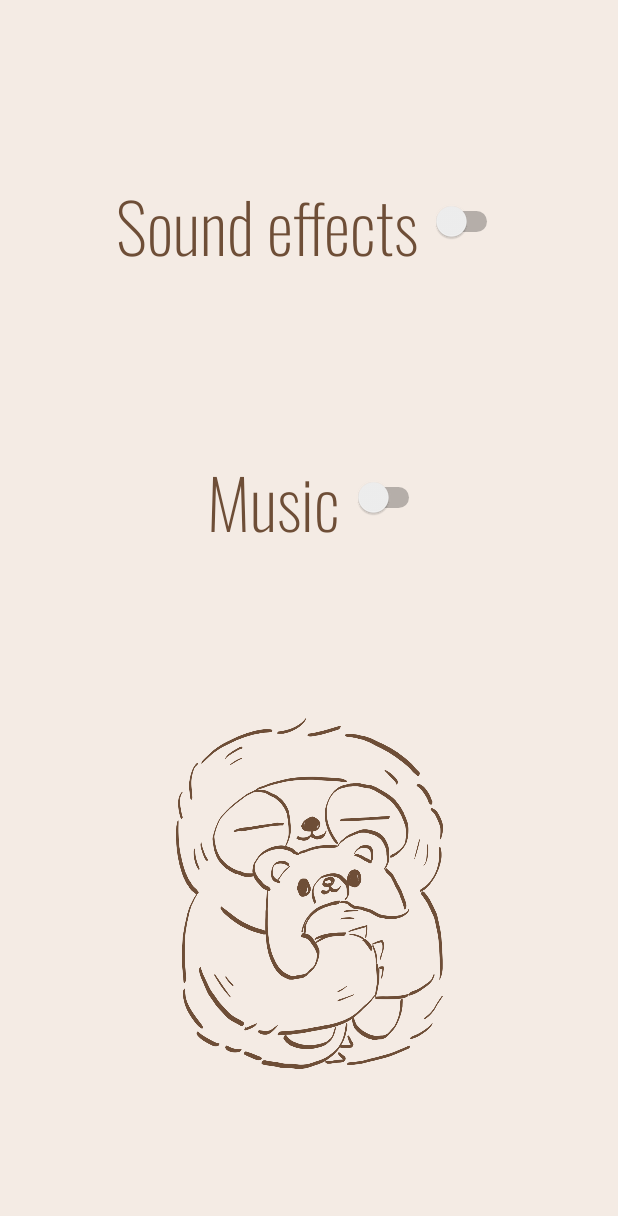
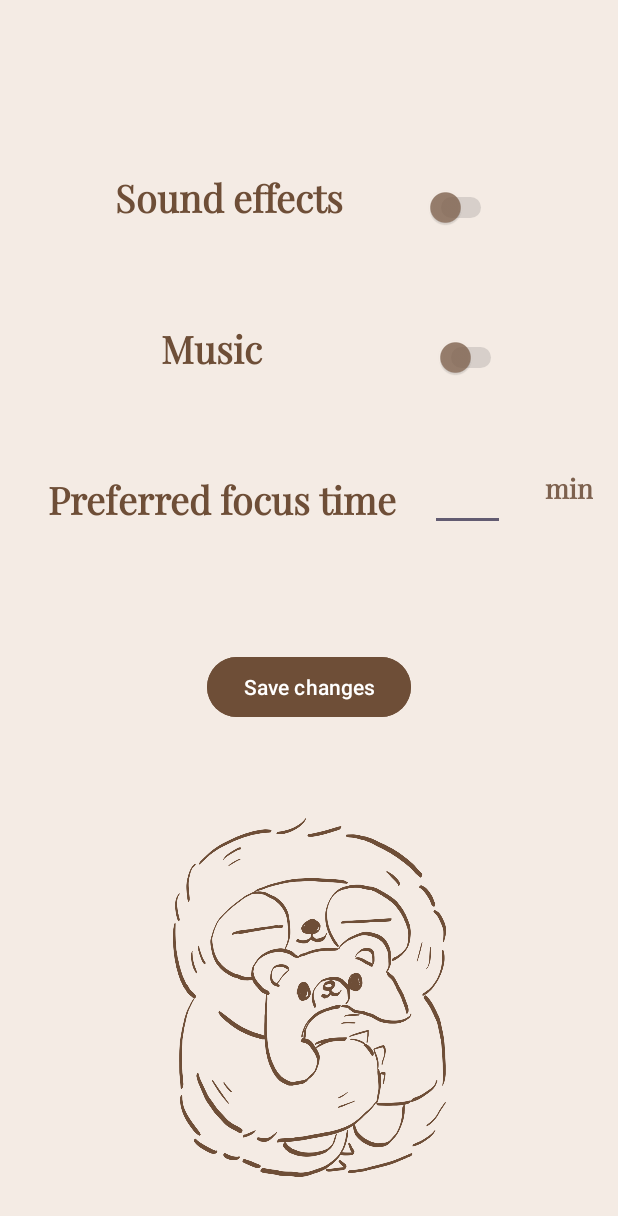
Before and after one commit to NaiKha/Nightshade, an Android app: the Settings screen opened directly, with no data from a screen before it, on a phone screen of 412 x 824 dp. Shown: the top 1216 px of the screen. Run offline under Robolectric (Android 15) with nearby library versions, the phone set to English and light mode, and no system bars.

Commit message:
Added a preferred focus time input field in settings. The data is saved in SharedPreference and used in Timer class

```diff
--- a/app/src/main/java/com/example/nightshade/Settings.java
+++ b/app/src/main/java/com/example/nightshade/Settings.java
@@ -1,7 +1,12 @@
 package com.example.nightshade;
 
+import android.content.SharedPreferences;
 import android.os.Bundle;
+import android.view.View;
+import android.widget.Button;
+import android.widget.EditText;
 import android.widget.Switch;
+import android.widget.Toast;
 
 import androidx.activity.EdgeToEdge;
 import androidx.appcompat.app.AppCompatActivity;
@@ -21,6 +26,22 @@ public class Settings extends AppCompatActivity {
             v.setPadding(systemBars.left, systemBars.top, systemBars.right, systemBars.bottom);
             return insets;
         });
+        EditText focusTime = (EditText) findViewById(R.id.editTextNumber);
+        Button saveButton =  (Button) findViewById(R.id.save_button);
+
+        saveButton.setOnClickListener(new View.OnClickListener() {
+            @Override
+            public void onClick(View v) {
+                String focusTimeStr = focusTime.getText().toString();
+
+                SharedPreferences sharedPreferences = getSharedPreferences("FocusTimePref", MODE_PRIVATE);
+                SharedPreferences.Editor editor = sharedPreferences.edit();
+                editor.putString("focus_time", focusTimeStr);
+                editor.apply();
+
+                Toast.makeText(Settings.this, "Your preferences are now saved!", Toast.LENGTH_SHORT).show();
+            }
+        });
     }
 
 
--- a/app/src/main/java/com/example/nightshade/Timer.java
+++ b/app/src/main/java/com/example/nightshade/Timer.java
@@ -1,12 +1,12 @@
     package com.example.nightshade;
 
     import android.content.Intent;
+    import android.content.SharedPreferences;
     import android.os.Bundle;
     import android.os.CountDownTimer;
     import android.view.View;
     import android.widget.Button;
     import android.widget.EditText;
-    import android.os.VibrationEffect;
     import android.os.Vibrator;
 
     import androidx.activity.EdgeToEdge;
@@ -25,6 +25,8 @@
         private boolean started = false;
         private CountDownTimer countDownTimer;
         private Button start_pause;
+        private String focusTime;
+
         private long totalInMilliSecs = 0;
         @Override
         protected void onCreate(Bundle savedInstanceState) {
@@ -42,6 +44,11 @@
             EditText hours = (EditText)findViewById((R.id.card1));
             EditText mins = (EditText)findViewById((R.id.card2));
             EditText secs = (EditText)findViewById((R.id.card3));
+
+            SharedPreferences sharedPreferences = getSharedPreferences("FocusTimePref", MODE_PRIVATE);
+            focusTime = sharedPreferences.getString("focus_time", "25");
+            initializeTimer(hours, mins, secs);
+
 
             Button goMovementBtn = findViewById(R.id.go_movement_btn);
             goMovementBtn.setOnClickListener(new View.OnClickListener() {
@@ -91,13 +98,15 @@
                 @Override
                 public void onClick(View v) {
 
-                    hours.setText("00");
-                    mins.setText("00");
-                    secs.setText("10");
-                    int h = Integer.parseInt(hours.getText().toString());
-                    int m = Integer.parseInt(mins.getText().toString());
-                    int s = Integer.parseInt(secs.getText().toString());
-                    totalInMilliSecs = calculateTimeLeft(h,m,s);
+//                    hours.setText("00");
+//                    mins.setText("00");
+//                    secs.setText("10");
+//                    int h = Integer.parseInt(hours.getText().toString());
+//                    int m = Integer.parseInt(mins.getText().toString());
+//                    int s = Integer.parseInt(secs.getText().toString());
+//                    totalInMilliSecs = calculateTimeLeft(h,m,s);
+                    totalInMilliSecs = calculateTimeLeft(0, Integer.parseInt(focusTime), 0);
+                    setCards(totalInMilliSecs, hours, mins, secs);
                     started = false;
                     start_pause.setText("Start");
                     if (countDownTimer != null) {
@@ -108,7 +117,12 @@
         });
         }
 
-    private int calculateTimeLeft(int h, int m, int s){
+        private void initializeTimer(EditText hours, EditText mins, EditText secs) {
+            totalInMilliSecs = calculateTimeLeft(0,Integer.parseInt(focusTime),0);
+            setCards(totalInMilliSecs, hours, mins, secs);
+        }
+
+        private int calculateTimeLeft(int h, int m, int s){
             return (h * 3600000) + (m * 60000) + (s * 1000);
     }
     private void enableEditTexts(EditText hours, EditText mins, EditText secs, boolean bol){
@@ -131,20 +145,12 @@
                 @Override
                 public void onTick(long millisUntilFinished) {
                     totalInMilliSecs = millisUntilFinished;
-                    NumberFormat f = new DecimalFormat("00");
-                    long hour = (millisUntilFinished / 3600000) % 24;
-                    long min = (millisUntilFinished / 60000) % 60;
-                    long sec = (millisUntilFinished / 1000) % 60;
-                    hours.setText(f.format(hour));
-                    mins.setText(f.format(min));
-                    secs.setText(f.format(sec));
+                    setCards(millisUntilFinished, hours, mins, secs);
 
                 }
                 @Override
                 public void onFinish() {
-                    hours.setText("00");
-                    mins.setText("15");
-                    secs.setText("00");
+                    initializeTimer(hours, mins, secs);
                     started =false;
                     start_pause.setText("Start");
                     totalInMilliSecs = 0;
@@ -166,4 +172,14 @@
 
             }.start();
         }
+
+        private static void setCards(long millisUntilFinished, EditText hours, EditText mins, EditText secs) {
+            NumberFormat f = new DecimalFormat("00");
+            long hour = (millisUntilFinished / 3600000) % 24;
+            long min = (millisUntilFinished / 60000) % 60;
+            long sec = (millisUntilFinished / 1000) % 60;
+            hours.setText(f.format(hour));
+            mins.setText(f.format(min));
+            secs.setText(f.format(sec));
+        }
     }
--- /dev/null
+++ b/app/src/main/res/color/switch_thumb.xml
@@ -0,0 +1,5 @@
+<?xml version="1.0" encoding="utf-8"?>
+<selector xmlns:android="http://schemas.android.com/apk/res/android">
+    <item android:color="#CD80634F" android:state_checked="true" />
+    <item android:color="#CD80634F" android:state_checked="false" />
+</selector>
--- /dev/null
+++ b/app/src/main/res/color/switch_track.xml
@@ -0,0 +1,5 @@
+<?xml version="1.0" encoding="utf-8"?>
+<selector xmlns:android="http://schemas.android.com/apk/res/android">
+    <item android:color="#A9816450" android:state_checked="true" />
+    <item android:color="#838181" android:state_checked="false" />
+</selector>
--- a/app/src/main/res/layout/activity_settings.xml
+++ b/app/src/main/res/layout/activity_settings.xml
@@ -13,36 +13,154 @@
         android:id="@+id/switch_effects"
         android:layout_width="wrap_content"
         android:layout_height="wrap_content"
+        android:layout_marginStart="50dp"
+        android:layout_marginTop="125dp"
+        android:layout_marginEnd="76dp"
+        android:layout_marginBottom="25dp"
         android:fontFamily="@font/oswald_extralight"
-        android:text="Sound effects "
-        android:textAppearance="@style/TextAppearance.AppCompat.Display2"
+        android:thumbTint="@color/switch_thumb"
+        android:trackTint="@color/switch_track"
+        android:shadowColor="#8E8A8A"
+        android:textAppearance="@style/TextAppearance.AppCompat.Display1"
         android:textColor="#6E4E37"
-        app:layout_constraintTop_toTopOf="parent"
-        app:layout_constraintStart_toStartOf="parent"
+        app:layout_constraintBottom_toTopOf="@+id/switch_music"
         app:layout_constraintEnd_toEndOf="parent"
-        app:layout_constraintBottom_toTopOf="@id/switch_music" />
+        app:layout_constraintStart_toEndOf="@+id/textView16"
+        app:layout_constraintTop_toTopOf="parent" />
 
     <Switch
         android:id="@+id/switch_music"
         android:layout_width="wrap_content"
         android:layout_height="wrap_content"
+        android:layout_marginStart="100dp"
+        android:layout_marginTop="20dp"
+        android:layout_marginEnd="64dp"
+        android:layout_marginBottom="50dp"
         android:fontFamily="@font/oswald_extralight"
-        android:text=" Music "
-        android:textAppearance="@style/TextAppearance.AppCompat.Display2"
+        android:shadowColor="#8E8A8A"
+        android:textAppearance="@style/TextAppearance.AppCompat.Display1"
         android:textColor="#6E4E37"
-        app:layout_constraintTop_toBottomOf="@id/switch_effects"
-        app:layout_constraintBottom_toTopOf="@id/imageView2"
-        app:layout_constraintStart_toStartOf="parent"
-        app:layout_constraintEnd_toEndOf="parent" />
+        android:textStyle="normal"
+        android:thumbTint="@color/switch_thumb"
+        android:trackTint="@color/switch_track"
+        app:layout_constraintBottom_toTopOf="@+id/editTextNumber"
+        app:layout_constraintEnd_toEndOf="parent"
+        app:layout_constraintStart_toEndOf="@+id/textView17"
+        app:layout_constraintTop_toBottomOf="@+id/switch_effects" />
 
     <ImageView
         android:id="@+id/imageView2"
-        android:layout_width="239dp"
-        android:layout_height="234dp"
+        android:layout_width="227dp"
+        android:layout_height="239dp"
+        android:layout_marginTop="40dp"
+        android:layout_marginBottom="16dp"
         android:src="@drawable/nalle"
         app:layout_constraintBottom_toBottomOf="parent"
         app:layout_constraintEnd_toEndOf="parent"
         app:layout_constraintStart_toStartOf="parent"
-        app:layout_constraintTop_toBottomOf="@id/switch_music" />
+        app:layout_constraintTop_toBottomOf="@+id/save_button" />
+
+    <EditText
+        android:id="@+id/editTextNumber"
+        android:layout_width="50dp"
+        android:layout_height="54dp"
+        android:layout_marginStart="8dp"
+        android:layout_marginTop="300dp"
+        android:layout_marginEnd="5dp"
+        android:cursorVisible="true"
+        android:ems="10"
+        android:fontFamily="@font/playfair_display"
+        android:inputType="number"
+        android:textColor="#7C614D"
+        android:textColorHint="#7C614D"
+        android:textSize="24sp"
+        app:layout_constraintEnd_toStartOf="@+id/textView18"
+        app:layout_constraintStart_toEndOf="@+id/textView9"
+        app:layout_constraintTop_toTopOf="parent" />
+
+    <TextView
+        android:id="@+id/textView9"
+        android:layout_width="wrap_content"
+        android:layout_height="wrap_content"
+        android:layout_marginStart="35dp"
+        android:layout_marginTop="64dp"
+        android:layout_marginEnd="8dp"
+        android:fontFamily="@font/playfair_display"
+        android:text="Preferred focus time "
+        android:textAppearance="@style/TextAppearance.AppCompat.Display1"
+        android:textColor="#6E4E37"
+        android:textSize="25sp"
+        android:textStyle="bold"
+        app:layout_constraintEnd_toStartOf="@+id/editTextNumber"
+        app:layout_constraintStart_toStartOf="parent"
+        app:layout_constraintTop_toBottomOf="@+id/textView17" />
+
+    <Button
+        android:id="@+id/save_button"
+        android:layout_width="wrap_content"
+        android:layout_height="wrap_content"
+        android:layout_gravity="center"
+        android:layout_marginTop="84dp"
+        android:backgroundTint="#6E4E37"
+        android:text="Save changes"
+        android:textColor="#FFFFFF"
+        app:layout_constraintEnd_toEndOf="parent"
+        app:layout_constraintStart_toStartOf="parent"
+        app:layout_constraintTop_toBottomOf="@+id/textView9" />
+
+    <TextView
+        android:id="@+id/textView16"
+        android:layout_width="wrap_content"
+        android:layout_height="wrap_content"
+        android:layout_marginStart="72dp"
+        android:layout_marginTop="112dp"
+        android:fontFamily="@font/playfair_display"
+        android:text="Sound effects"
+        android:textAppearance="@style/TextAppearance.AppCompat.Display1"
+        android:textColor="#6E4E37"
+        android:textSize="25sp"
+        android:textStyle="bold"
+        app:layout_constraintEnd_toStartOf="@+id/switch_effects"
+        app:layout_constraintHorizontal_bias="0.222"
+        app:layout_constraintStart_toStartOf="parent"
+        app:layout_constraintTop_toTopOf="parent" />
+
+    <TextView
+        android:id="@+id/textView17"
+        android:layout_width="wrap_content"
+        android:layout_height="wrap_content"
+        android:layout_marginStart="97dp"
+        android:layout_marginTop="64dp"
+        android:layout_marginBottom="63dp"
+        android:fontFamily="@font/playfair_display"
+        android:text="Music "
+        android:textAppearance="@style/TextAppearance.AppCompat.Display1"
+        android:textColor="#6E4E37"
+        android:textSize="25sp"
+        android:textStyle="bold"
+        app:layout_constraintBottom_toTopOf="@+id/textView9"
+        app:layout_constraintEnd_toStartOf="@+id/switch_music"
+        app:layout_constraintHorizontal_bias="0.0"
+        app:layout_constraintStart_toStartOf="parent"
+        app:layout_constraintTop_toBottomOf="@+id/textView16" />
+
+    <TextView
+        android:id="@+id/textView18"
+        android:layout_width="wrap_content"
+        android:layout_height="wrap_content"
+        android:layout_marginStart="21dp"
+        android:layout_marginTop="270dp"
+        android:layout_marginEnd="20dp"
+        android:layout_marginBottom="379dp"
+        android:fontFamily="@font/playfair_display"
+        android:text="min"
+        android:textColor="#7D614E"
+        android:textSize="18sp"
+        android:textStyle="bold"
+        app:layout_constraintBottom_toBottomOf="parent"
+        app:layout_constraintEnd_toEndOf="parent"
+        app:layout_constraintStart_toEndOf="@+id/editTextNumber"
+        app:layout_constraintTop_toTopOf="parent"
+        app:layout_constraintVertical_bias="0.277" />
 
 </androidx.constraintlayout.widget.ConstraintLayout>
```
